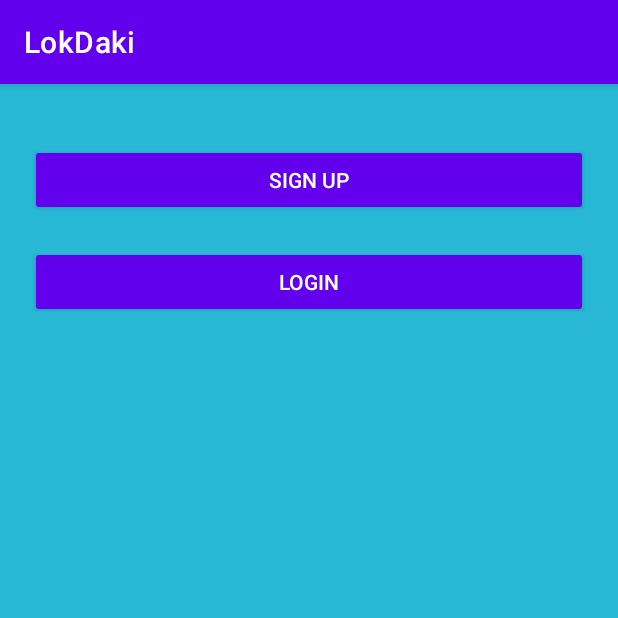
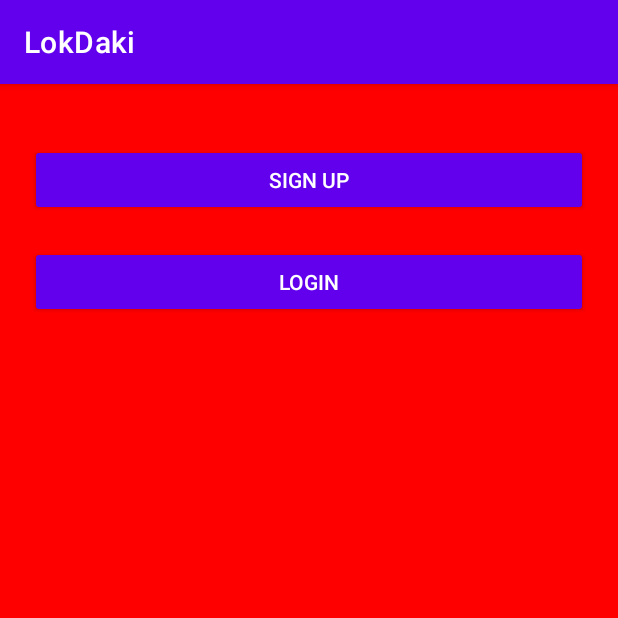
Before and after one commit to AliAhanaf/LokDaki, an Android app: the screen it shows after launch (MainActivity), on a phone screen of 412 x 824 dp, the top half of it. Run offline under Robolectric (Android 15) with nearby library versions, the phone set to English and light mode, and no system bars; our stand-ins replace Firebase (no records; nobody signed in at launch, a user with empty details on screens opened directly).

Commit message:
slight change

```diff
--- a/app/src/main/AndroidManifest.xml
+++ b/app/src/main/AndroidManifest.xml
@@ -1,6 +1,8 @@
 <?xml version="1.0" encoding="utf-8"?>
 <manifest xmlns:android="http://schemas.android.com/apk/res/android"
     package="com.example.lokdaki">
+
+    <uses-permission android:name="android.permission.INTERNET"/>
 
     <application
         android:allowBackup="true"
--- a/app/src/main/res/layout/activity_main.xml
+++ b/app/src/main/res/layout/activity_main.xml
@@ -5,7 +5,7 @@
     android:layout_width="match_parent"
     android:layout_height="match_parent"
     android:padding="20dp"
-    android:background="#28B8D6"
+    android:background="#ff0000"
     android:orientation="vertical"
     tools:context=".MainActivity">
 
```
